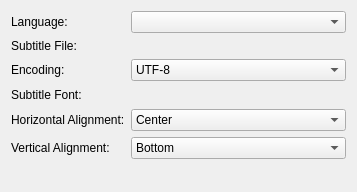
First picture: the form in plugins/video/subtitleoptions.ui, repository google-code-export/kmediafactory, before the edit.
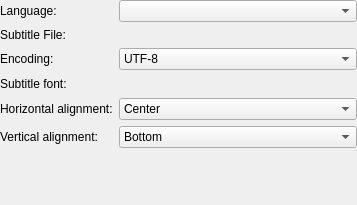
Second picture: the form after the edit. Custom widgets are drawn as their Qt base class.

Patch:
```diff
--- a/plugins/video/subtitleoptions.ui
+++ b/plugins/video/subtitleoptions.ui
@@ -7,13 +7,16 @@
     <x>0</x>
     <y>0</y>
     <width>357</width>
-    <height>192</height>
+    <height>205</height>
    </rect>
   </property>
   <property name="windowTitle">
    <string>Subtitle options</string>
   </property>
   <layout class="QFormLayout" name="formLayout">
+   <property name="margin">
+    <number>0</number>
+   </property>
    <item row="0" column="0">
     <widget class="QLabel" name="languageLabel">
      <property name="text">
@@ -636,7 +639,7 @@
    <item row="4" column="0">
     <widget class="QLabel" name="subtitleFontLabel">
      <property name="text">
-      <string>Subtitle Font:</string>
+      <string>Subtitle font:</string>
      </property>
      <property name="wordWrap">
       <bool>false</bool>
@@ -668,7 +671,7 @@
    <item row="5" column="0">
     <widget class="QLabel" name="horizontalLabel">
      <property name="text">
-      <string>Horizontal Alignment:</string>
+      <string>Horizontal alignment:</string>
      </property>
      <property name="wordWrap">
       <bool>false</bool>
@@ -714,7 +717,7 @@
    <item row="6" column="0">
     <widget class="QLabel" name="verticalLabel">
      <property name="text">
-      <string>Vertical Alignment:</string>
+      <string>Vertical alignment:</string>
      </property>
      <property name="wordWrap">
       <bool>false</bool>
```
Left out of the diff: 3 changed lines with no effect on the pictures.
